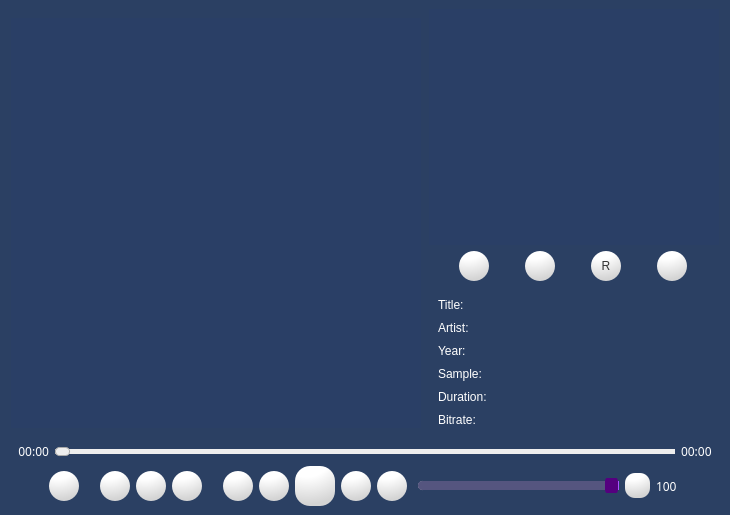
Qt form MrPlayerUI.ui (Gyan-Ratan/Mr.Player) before a commit.
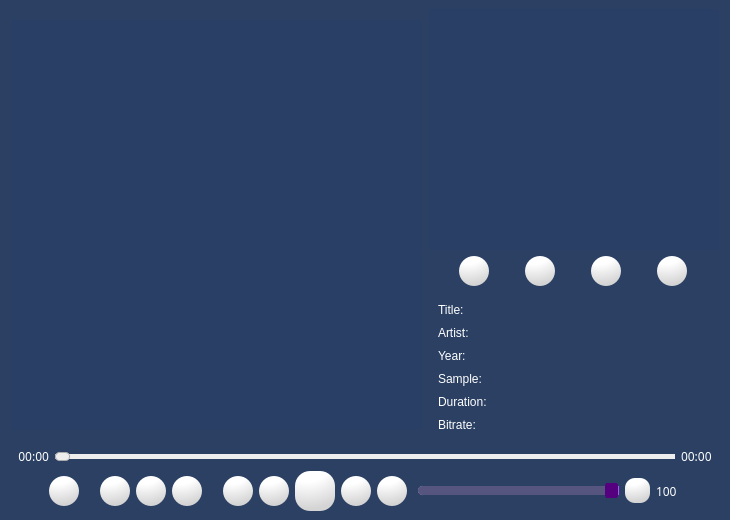
The same form after that commit. Icons and pictures are not drawn.

What changed in the file:
```diff
--- a/MrPlayerUI.ui
+++ b/MrPlayerUI.ui
@@ -7,7 +7,7 @@
     <x>0</x>
     <y>0</y>
     <width>730</width>
-    <height>515</height>
+    <height>520</height>
    </rect>
   </property>
   <property name="sizePolicy">
@@ -240,7 +240,11 @@
 </string>
               </property>
               <property name="text">
-               <string>R</string>
+               <string/>
+              </property>
+              <property name="icon">
+               <iconset>
+                <normaloff>icon/recommendation.png</normaloff>icon/recommendation.png</iconset>
               </property>
              </widget>
             </item>
@@ -317,8 +321,8 @@
               <rect>
                <x>0</x>
                <y>0</y>
-               <width>290</width>
-               <height>150</height>
+               <width>285</width>
+               <height>155</height>
               </rect>
              </property>
              <layout class="QVBoxLayout" name="verticalLayout_2">
```
